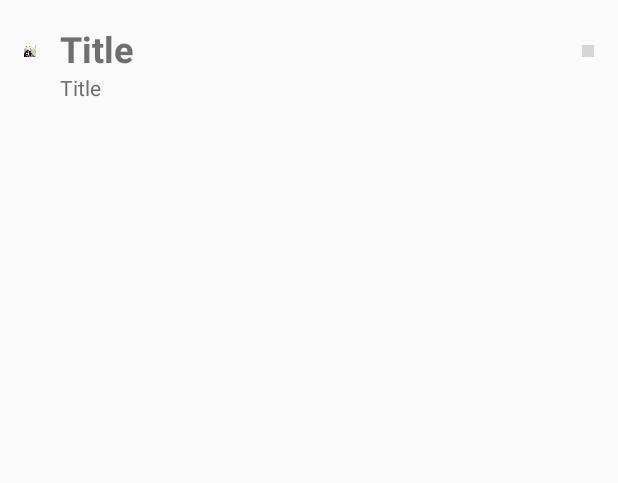
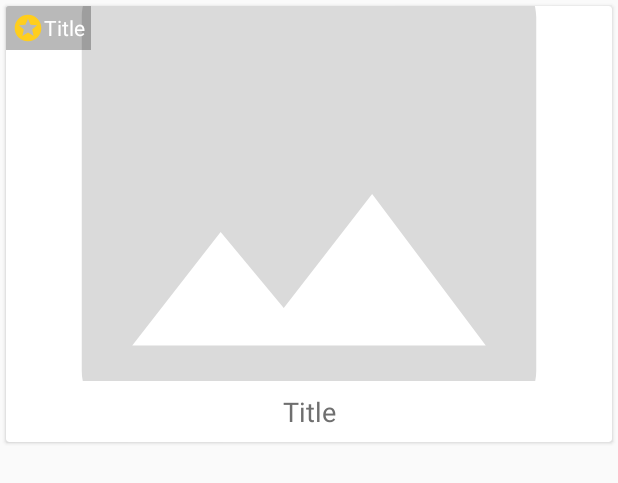
Before and after one commit to jonathantanuwijaya/MovieCatalogueJetpack, an Android app: the layout item_movie.xml on its own in the app's theme, with its tools: preview values and no code run, on a phone screen of 412 x 824 dp. Shown: the top 483 px of the screen. Run offline under Robolectric (Android 15) with nearby library versions, the phone set to English and light mode, and no system bars; grey boxes are pictures that could not be loaded.

Commit message:
fixed app

```diff
--- a/app/src/main/AndroidManifest.xml
+++ b/app/src/main/AndroidManifest.xml
@@ -9,7 +9,7 @@
         android:roundIcon="@mipmap/ic_launcher_round"
         android:supportsRtl="true"
         android:theme="@style/AppTheme">
-        <activity android:name=".view.MainActivity">
+        <activity android:name=".ui.MainActivity">
             <intent-filter>
                 <action android:name="android.intent.action.MAIN" />
 
@@ -17,7 +17,7 @@
             </intent-filter>
         </activity>
 
-        <activity android:name=".view.DetailMovieActivity"/>
+        <activity android:name=".ui.detail.DetailMovieActivity"/>
     </application>
 
 </manifest>
--- a/app/src/main/java/yovi/putra/moviecatalogue/model/Movie.kt
+++ b/app/src/main/java/yovi/putra/moviecatalogue/data/Movie.kt
@@ -1,4 +1,4 @@
-package yovi.putra.moviecatalogue.model
+package yovi.putra.moviecatalogue.data
 
 import android.os.Parcelable
 import kotlinx.android.parcel.Parcelize
--- a/app/src/main/java/yovi/putra/moviecatalogue/repository/DataRepository.kt
+++ b/app/src/main/java/yovi/putra/moviecatalogue/repository/DataRepository.kt
@@ -3,7 +3,8 @@ package yovi.putra.moviecatalogue.repository
 import android.content.Context
 import android.content.res.TypedArray
 import yovi.putra.moviecatalogue.R
-import yovi.putra.moviecatalogue.model.Movie
+import yovi.putra.moviecatalogue.data.Movie
+import yovi.putra.moviecatalogue.utils.NumberGenerator
 
 object DataRepository {
 
@@ -24,7 +25,7 @@ object DataRepository {
                     movieTitle[i],
                     movieDescription[i],
                     movieYear[i],
-                    "5"
+                    NumberGenerator.getRandomIntegerWithinRange(5, 10).toString()
                 )
             )
         }
--- a/app/src/main/java/yovi/putra/moviecatalogue/view/DetailMovieActivity.kt
+++ b/app/src/main/java/yovi/putra/moviecatalogue/ui/detail/DetailMovieActivity.kt
@@ -1,4 +1,4 @@
-package yovi.putra.moviecatalogue.view
+package yovi.putra.moviecatalogue.ui.detail
 
 import android.content.Context
 import android.content.Intent
@@ -6,7 +6,7 @@ import kotlinx.android.synthetic.main.activity_detail_movie.*
 import kotlinx.android.synthetic.main.app_bar.*
 import yovi.putra.moviecatalogue.R
 import yovi.putra.moviecatalogue.base.BaseToolbarActivity
-import yovi.putra.moviecatalogue.model.Movie
+import yovi.putra.moviecatalogue.data.Movie
 
 class DetailMovieActivity : BaseToolbarActivity() {
 
@@ -30,9 +30,11 @@ class DetailMovieActivity : BaseToolbarActivity() {
     }
 
     override fun setupUI() {
+        setToolbar(R.id.toolbar)
         toolbar_title.text = movie.title
         tv_title.text = movie.date
         tv_rating.text = movie.rating
+        img_poster.setImageResource(movie.icon)
         tv_overview.text = movie.description
     }
 }
--- /dev/null
+++ b/app/src/main/res/drawable/nav_item_color_state.xml
@@ -0,0 +1,5 @@
+<?xml version="1.0" encoding="utf-8"?>
+<selector xmlns:android="http://schemas.android.com/apk/res/android">
+    <item android:color="@color/colorAccent" android:state_checked="true" />
+    <item android:color="@color/colorTextViewSecondary" android:state_checked="false" />
+</selector>
--- a/app/src/main/res/layout/item_movie.xml
+++ b/app/src/main/res/layout/item_movie.xml
@@ -1,61 +1,70 @@
 <?xml version="1.0" encoding="utf-8"?>
-<androidx.constraintlayout.widget.ConstraintLayout
-    xmlns:android="http://schemas.android.com/apk/res/android"
+<androidx.cardview.widget.CardView xmlns:android="http://schemas.android.com/apk/res/android"
     xmlns:app="http://schemas.android.com/apk/res-auto"
     android:layout_width="match_parent"
     android:layout_height="wrap_content"
+    xmlns:tools="http://schemas.android.com/tools"
+    android:layout_margin="@dimen/margin_extra_small"
+    app:cardBackgroundColor="@color/white"
+    app:cardElevation="@dimen/card_elevation_medium"
+    app:cardMaxElevation="@dimen/card_elevation_medium"
+    app:cardCornerRadius="@dimen/card_radius_small">
+
+    <androidx.constraintlayout.widget.ConstraintLayout
+        android:layout_width="match_parent"
+        android:layout_height="match_parent"
         android:background="?selectableItemBackground">
 
         <ImageView
             android:id="@+id/img_poster"
-        android:layout_width="@dimen/photo_size"
-        android:layout_height="@dimen/photo_size"
-        android:layout_margin="@dimen/margin_medium"
-        android:src="@drawable/poster_a_star"
-        app:layout_constraintBottom_toBottomOf="parent"
+            android:layout_height="@dimen/item_poster_height"
+            android:layout_width="match_parent"
+            android:scaleType="centerCrop"
+            android:src="@drawable/ic_placeholder"
+            app:layout_constraintEnd_toEndOf="parent"
             app:layout_constraintStart_toStartOf="parent"
             app:layout_constraintTop_toTopOf="parent"
-        android:scaleType="centerCrop"/>
+            android:contentDescription="@string/description" />
+
+        <LinearLayout
+            android:layout_width="wrap_content"
+            android:layout_height="wrap_content"
+            android:gravity="center"
+            android:orientation="horizontal"
+            android:padding="@dimen/margin_extra_small"
+            android:background="@color/transparent_black"
+            app:layout_constraintStart_toStartOf="parent"
+            app:layout_constraintTop_toTopOf="@+id/img_poster">
+
+            <ImageView
+                android:layout_width="@dimen/margin_big"
+                android:layout_height="@dimen/margin_big"
+                android:src="@drawable/ic_stars"
+                android:contentDescription="@string/description" />
+
+            <TextView
+                android:id="@+id/tv_rating"
+                style="@style/TextView.Medium"
+                android:layout_width="wrap_content"
+                android:layout_height="wrap_content"
+                android:gravity="center"
+                android:textColor="@color/white"
+                tools:text="@string/title" />
+        </LinearLayout>
 
         <TextView
             android:id="@+id/tv_title"
-        style="@style/TextView.ExtraBigBold"
+            style="@style/TextView.Big"
             android:layout_width="0dp"
             android:layout_height="wrap_content"
-        android:layout_marginStart="@dimen/margin_medium"
-        android:layout_marginLeft="@dimen/margin_medium"
-        android:layout_marginTop="@dimen/margin_medium"
-        android:layout_marginEnd="@dimen/margin_medium"
-        android:layout_marginRight="@dimen/margin_medium"
-        android:gravity="start"
-        android:text="@string/title"
-        app:layout_constraintEnd_toStartOf="@+id/imageView"
-        app:layout_constraintStart_toEndOf="@+id/img_poster"
-        app:layout_constraintTop_toTopOf="parent" />
-
-    <TextView
-        android:id="@+id/tv_description"
-        style="@style/TextView.Medium"
-        android:layout_width="0dp"
-        android:layout_height="wrap_content"
-        android:layout_marginStart="@dimen/margin_medium"
-        android:layout_marginLeft="@dimen/margin_medium"
-        android:layout_marginEnd="@dimen/margin_medium"
-        android:layout_marginRight="@dimen/margin_medium"
-        android:gravity="start"
-        android:singleLine="true"
-        android:text="@string/title"
-        app:layout_constraintEnd_toStartOf="@+id/imageView"
-        app:layout_constraintStart_toEndOf="@+id/img_poster"
-        app:layout_constraintTop_toBottomOf="@+id/tv_title" />
-
-    <ImageView
-        android:id="@+id/imageView"
-        android:layout_width="@dimen/nav_icon_size"
-        android:layout_height="@dimen/nav_icon_size"
-        android:layout_margin="@dimen/margin_medium"
-        android:src="@drawable/ic_arrow_right"
-        app:layout_constraintBottom_toBottomOf="parent"
-        app:layout_constraintEnd_toEndOf="parent"
-        app:layout_constraintTop_toTopOf="parent" />
+            android:paddingTop="@dimen/margin_small"
+            android:paddingBottom="@dimen/margin_small"
+            android:paddingStart="@dimen/margin_extra_small"
+            android:paddingEnd="@dimen/margin_extra_small"
+            android:gravity="center"
+            app:layout_constraintEnd_toEndOf="@+id/img_poster"
+            app:layout_constraintStart_toStartOf="@+id/img_poster"
+            app:layout_constraintTop_toBottomOf="@+id/img_poster"
+            tools:text="@string/title" />
     </androidx.constraintlayout.widget.ConstraintLayout>
+</androidx.cardview.widget.CardView>
--- a/app/src/main/res/values/colors.xml
+++ b/app/src/main/res/values/colors.xml
@@ -11,4 +11,5 @@
     <color name="white">#FFFFFF</color>
 
     <color name="divider">#DADADA</color>
+    <color name="transparent_black">#46000000</color>
 </resources>
```
Also changed, not shown: app/src/main/java/yovi/putra/moviecatalogue/ui/MainActivity.kt (renamed from app/src/main/java/yovi/putra/moviecatalogue/view/MainActivity.kt, +13 -4 lines), app/src/main/java/yovi/putra/moviecatalogue/ui/movie/MovieAdapter.kt (renamed from app/src/main/java/yovi/putra/moviecatalogue/adapter/MovieAdapter.kt, +7 -4 lines), app/src/main/java/yovi/putra/moviecatalogue/ui/movie/MovieFm.kt (renamed from app/src/main/java/yovi/putra/moviecatalogue/view/TVShowFm.kt, +14 -6 lines), app/src/main/java/yovi/putra/moviecatalogue/ui/tvshow/TVShowFm.kt (renamed from app/src/main/java/yovi/putra/moviecatalogue/view/MovieFm.kt, +20 -11 lines), app/src/main/java/yovi/putra/moviecatalogue/utils/FragmentExt.kt (added, +13 -0 lines), app/src/main/java/yovi/putra/moviecatalogue/utils/NumberGenerator.kt (added, +10 -0 lines), app/src/main/java/yovi/putra/moviecatalogue/viewmodel/MovieVM.kt (added, +17 -0 lines), app/src/main/java/yovi/putra/moviecatalogue/viewmodel/TVShowVM.kt (renamed from app/src/main/java/yovi/putra/moviecatalogue/MovieVM.kt, +4 -4 lines), app/src/main/res/layout/activity_main.xml (+10 -2 lines), app/src/main/res/values/styles.xml (+20 -1 lines). Lines whose indentation alone changed are shown as unchanged.
